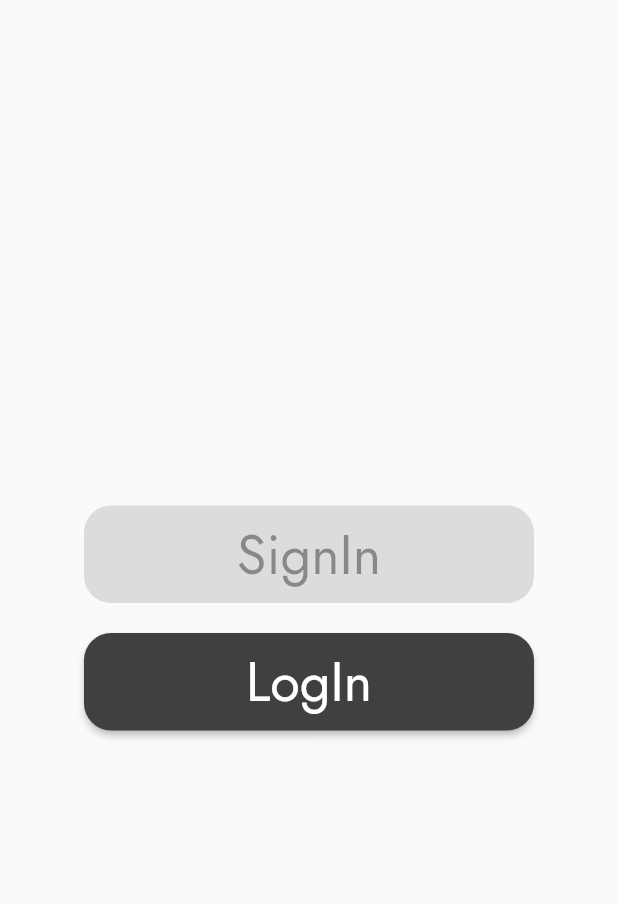
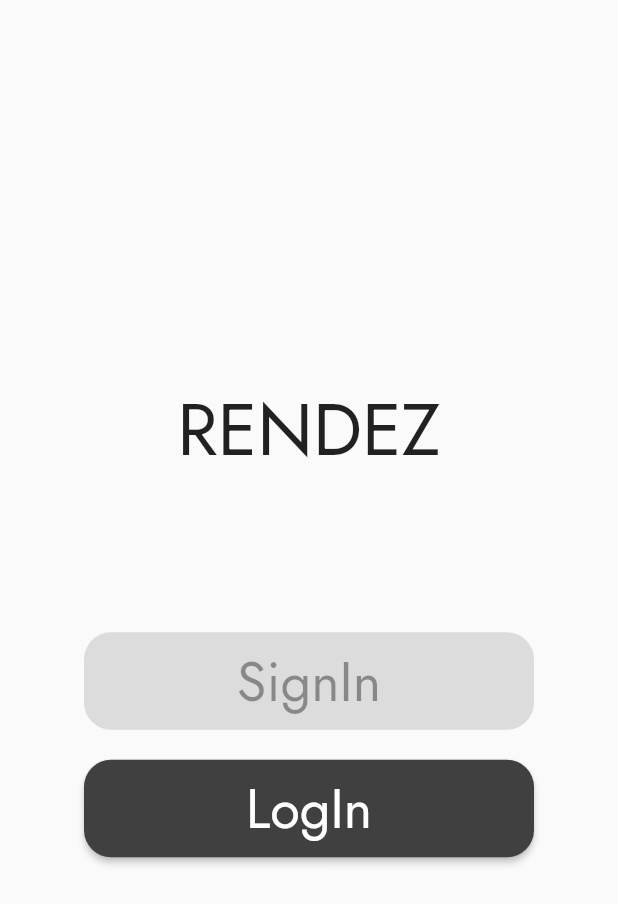
Before and after one commit to PurinduWeerawardana/rendez, a Flutter app: the screen it shows after launch, on a phone screen of 412 x 824 dp. Shown: the top 904 px of the screen. Run offline on Flutter 3.47's test engine with Material 2 defaults, Android fonts, the phone set to English and light mode, and no system bars; our stand-ins replace firebase_auth, firebase_core, google_sign_in; accounts and stored records are empty.

```diff
--- a/lib/components/login_widget.dart
+++ b/lib/components/login_widget.dart
@@ -11,6 +11,15 @@ class Login extends StatelessWidget {
     return Column(
       mainAxisAlignment: MainAxisAlignment.center,
       children: [
+        Center(
+          child: Text(
+            'RENDEZ',
+            style: TextStyle(fontFamily: 'Jost', fontSize: 48),
+          ),
+        ),
+        SizedBox(
+          height: 100,
+        ),
         Center(
           child: PrimaryButton(
             text: 'SignIn',
```
Also changed, not shown: pubspec.yaml (+8 -0 lines), assets/icon/rendez_icon.png (added), assets/icon/rendez_icon_circular.png (added), pubspec.lock, 28 other files.
